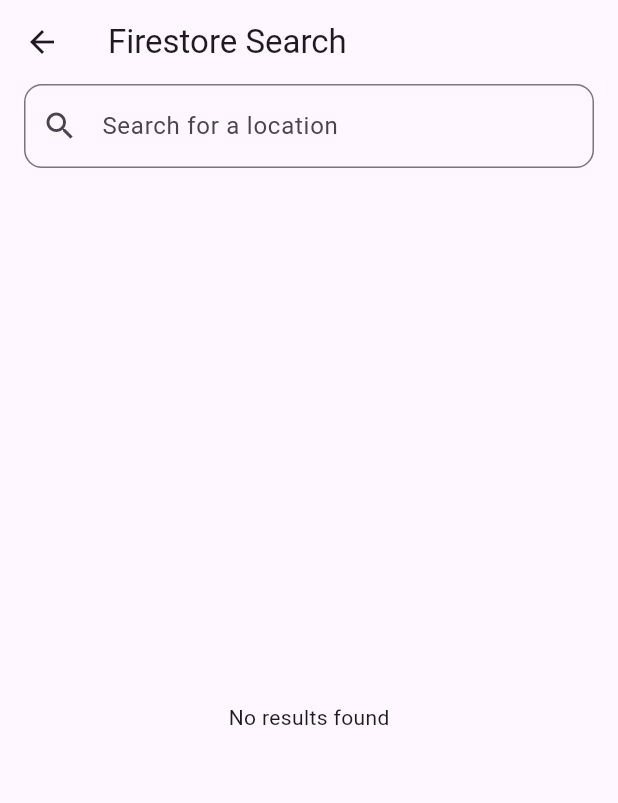
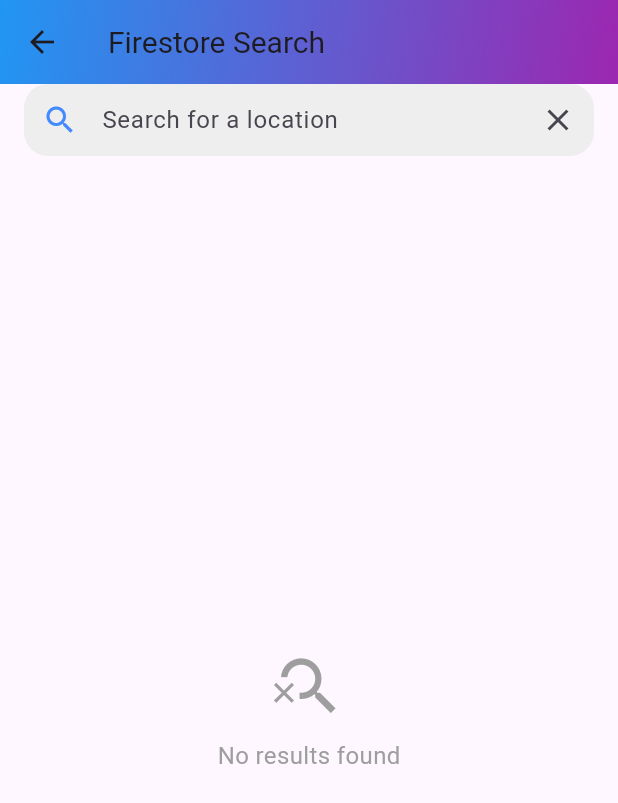
Before and after one commit to Keshab0310/passport_to_the_north, a Flutter app: the SearchPage screen opened directly, on a phone screen of 412 x 824 dp. Shown: the top 803 px of the screen. Run offline on Flutter 3.47's test engine with Material 3 defaults, Android fonts, the phone set to English and light mode, and no system bars; our stand-ins replace cloud_firestore, firebase_auth, firebase_core, flutter_login, flutter_map, font_awesome_flutter and 2 more; accounts and stored records are empty.

Commit message:
Updated all UI

```diff
--- a/lib/Widgets/search_bar.dart
+++ b/lib/Widgets/search_bar.dart
@@ -1,6 +1,5 @@
 import 'package:flutter/material.dart';
 import 'package:cloud_firestore/cloud_firestore.dart';
-
 
 class SearchPage extends StatefulWidget {
   const SearchPage({super.key});
@@ -11,10 +10,15 @@
 
 class _SearchPageState extends State<SearchPage> {
   List<String> _searchResults = [];
+  bool _isLoading = false;
 
   /// Firestore Search Function
   Future<void> _performSearch(String query) async {
     if (query.trim().isEmpty) return; // Ignore empty searches
+
+    setState(() {
+      _isLoading = true;
+    });
 
     try {
       // Query Firestore collection named 'locations'
@@ -25,23 +29,39 @@
           .get();
 
       // Extract data from Firestore query
-      final results = querySnapshot.docs.map((doc) => doc['name'] as String).toList();
+      final results =
+      querySnapshot.docs.map((doc) => doc['name'] as String).toList();
 
       setState(() {
         _searchResults = results;
+        _isLoading = false;
       });
     } catch (e) {
       debugPrint('Error searching locations: $e');
       ScaffoldMessenger.of(context).showSnackBar(
         SnackBar(content: Text('Failed to search: $e')),
       );
+      setState(() {
+        _isLoading = false;
+      });
     }
   }
 
   @override
   Widget build(BuildContext context) {
     return Scaffold(
-      appBar: AppBar(title: const Text('Firestore Search')),
+      appBar: AppBar(
+        flexibleSpace: Container(
+          decoration: const BoxDecoration(
+            gradient: LinearGradient(
+              colors: [Colors.blue, Colors.purple],
+              begin: Alignment.topLeft,
+              end: Alignment.bottomRight,
+            ),
+          ),
+        ),
+        title: const Text('Firestore Search', style: TextStyle(fontSize: 20)),
+      ),
       body: Column(
         children: [
           // SearchBox widget
@@ -49,13 +69,48 @@
           const SizedBox(height: 20),
           // Display search results
           Expanded(
-            child: _searchResults.isEmpty
-                ? const Center(child: Text('No results found'))
+            child: _isLoading
+                ? const Center(
+              child: CircularProgressIndicator(),
+            )
+                : _searchResults.isEmpty
+                ? Center(
+              child: Column(
+                mainAxisAlignment: MainAxisAlignment.center,
+                children: const [
+                  Icon(Icons.search_off, size: 50, color: Colors.grey),
+                  SizedBox(height: 10),
+                  Text(
+                    'No results found',
+                    style: TextStyle(color: Colors.grey, fontSize: 16),
+                  ),
+                ],
+              ),
+            )
                 : ListView.builder(
               itemCount: _searchResults.length,
               itemBuilder: (context, index) {
-                return ListTile(
-                  title: Text(_searchResults[index]),
+                return Card(
+                  margin: const EdgeInsets.symmetric(
+                      horizontal: 16.0, vertical: 4.0),
+                  elevation: 3,
+                  shape: RoundedRectangleBorder(
+                    borderRadius: BorderRadius.circular(12.0),
+                  ),
+                  child: ListTile(
+                    leading: const Icon(Icons.place,
+                        color: Colors.blueAccent),
+                    title: Text(
+                      _searchResults[index],
+                      style: const TextStyle(
+                          fontWeight: FontWeight.w600),
+                    ),
+                    trailing: const Icon(Icons.arrow_forward_ios,
+                        size: 16, color: Colors.grey),
+                    onTap: () {
+                      // Action on tap
+                    },
+                  ),
                 );
               },
             ),
@@ -78,10 +133,19 @@
       child: TextField(
         decoration: InputDecoration(
           hintText: "Search for a location",
-          prefixIcon: const Icon(Icons.search),
+          prefixIcon: const Icon(Icons.search, color: Colors.blueAccent),
+          suffixIcon: IconButton(
+            icon: const Icon(Icons.clear),
+            onPressed: () => onSearch(''),
+          ),
+          filled: true,
+          fillColor: Colors.grey[200],
           border: OutlineInputBorder(
-            borderRadius: BorderRadius.circular(12.0),
+            borderRadius: BorderRadius.circular(16.0),
+            borderSide: BorderSide.none,
           ),
+          contentPadding:
+          const EdgeInsets.symmetric(vertical: 10.0, horizontal: 16.0),
         ),
         onSubmitted: onSearch,
       ),
```
Also changed, not shown: lib/Widgets/drawer_navigation.dart (+70 -32 lines), lib/Widgets/exp_bar.dart (+70 -10 lines), lib/Widgets/floating_action_button.dart (+4 -3 lines), lib/Widgets/initial_centre.dart (+33 -19 lines).
